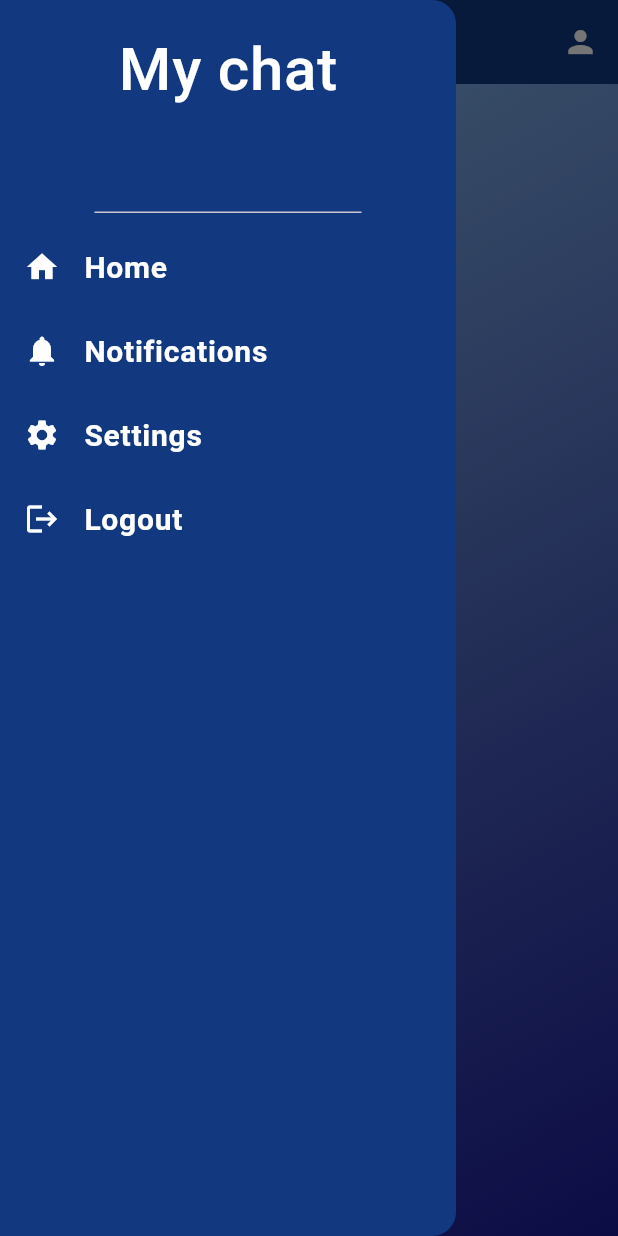
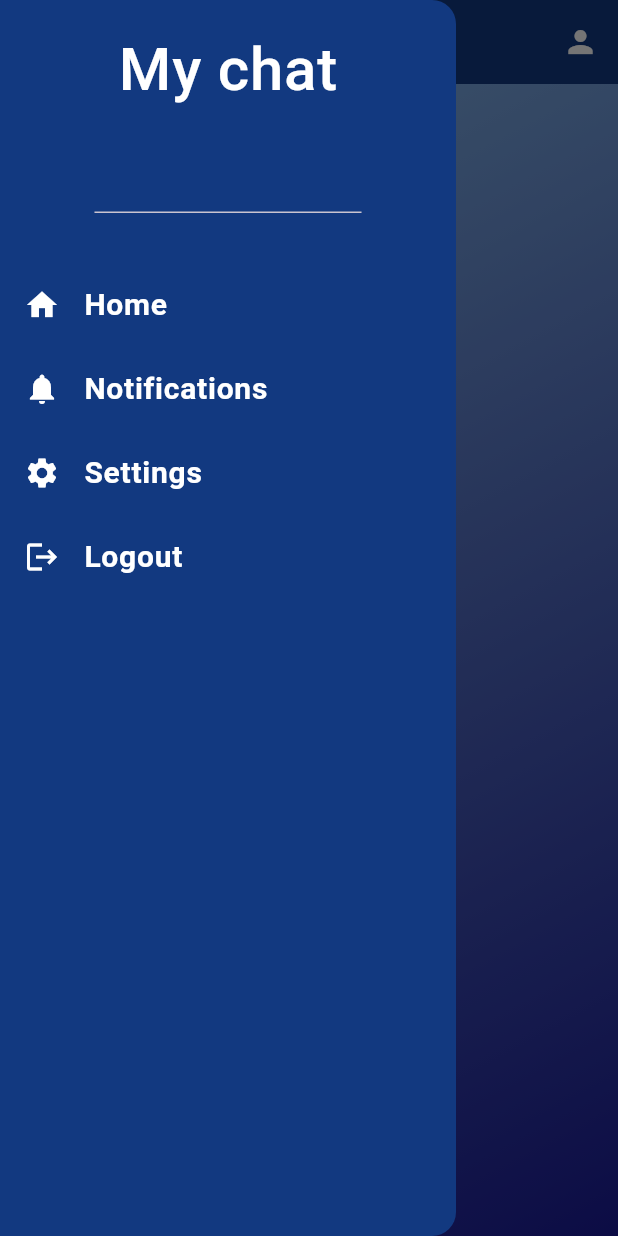
Before and after one commit to RomanKryvonos1/flutter_app, a Flutter app: the HomePage screen opened directly, with the side drawer open, on a phone screen of 412 x 824 dp. Run offline on Flutter 3.47's test engine with Material 3 defaults, Android fonts, the light colour scheme and no system bars.

Commit message:
REFACTOR: Menu,SettingsPage,SettingsTiles

```diff
--- a/lib/pages/drawer.dart
+++ b/lib/pages/drawer.dart
@@ -40,6 +40,9 @@ class _DarwerMainState extends State<DarwerMain> {
             ),
           ),
         ),
+        Container(
+          height: 25,
+        ),
         ListTile(
             title: Text('Home', style: txtStyle),
             leading: Icon(Icons.home),
```
Also changed, not shown: pubspec.lock.
